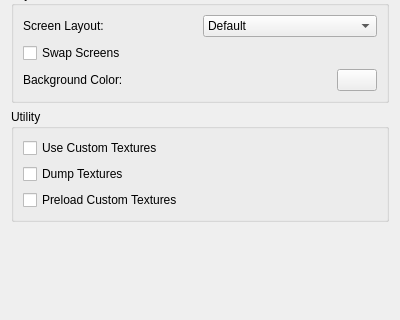
This is src/citra_qt/configuration/configure_enhancements.ui in fadillzzz/citra-rasp-legacy as Qt 5 draws it before an edit; both pictures show x 0 to 400 and y 275 to 595 of the 400 by 595 pixel window. The edited form follows.
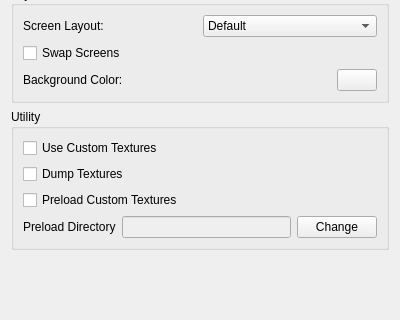
This is the edited form.

Commit message:
feat(core): Preload textures from a different directory (#6)
* feat(core): Preload textures from a different directory

* fix(core): Interface parity

The edit to the form file:
```diff
--- a/src/citra_qt/configuration/configure_enhancements.ui
+++ b/src/citra_qt/configuration/configure_enhancements.ui
@@ -323,6 +323,31 @@
         </property>
        </widget>
       </item>
+      <item>
+        <layout class="QHBoxLayout" name="horizontalLayout_2">
+          <item>
+            <widget class="QLabel" name="label">
+              <property name="text">
+                <string>Preload Directory</string>
+              </property>
+            </widget>
+          </item>
+          <item>
+            <widget class="QLineEdit" name="preload_dir_path">
+              <property name="enabled">
+                <bool>false</bool>
+              </property>
+            </widget>
+          </item>
+          <item>
+            <widget class="QPushButton" name="change_preload_dir">
+              <property name="text">
+                <string>Change</string>
+              </property>
+            </widget>
+          </item>
+        </layout>
+      </item>
      </layout>
     </widget>
    </item>
```
The commit also changes 9 other files.
